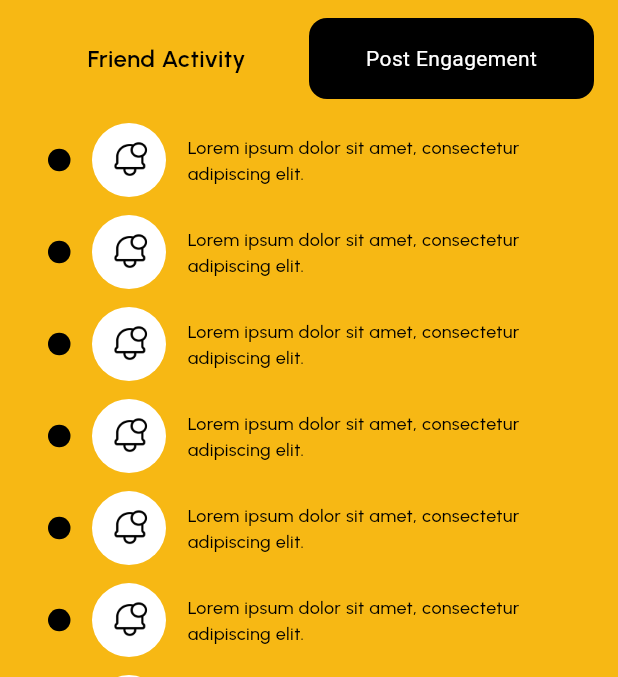
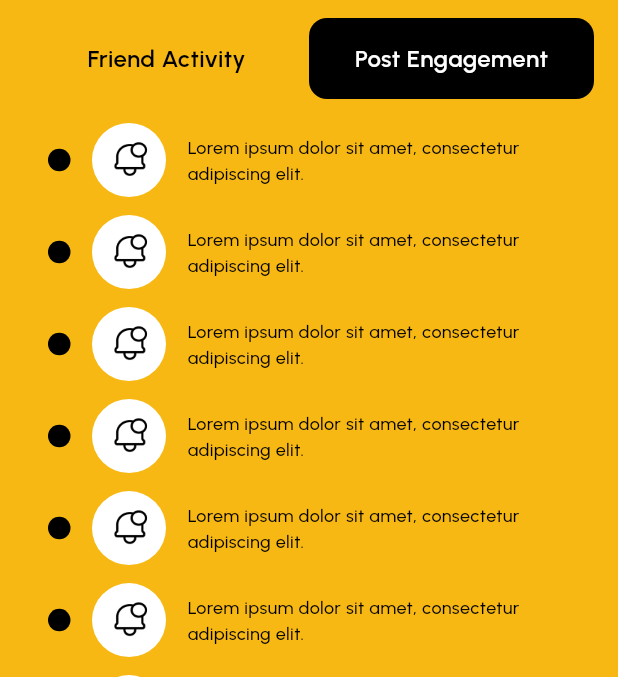
Before and after one commit to Alnur17/tails_date, a Flutter app: the NotificationsView screen opened by its route, after a tap on "Post Engagement", on a phone screen of 412 x 824 dp, the part 84-761 px from its top. Run offline on Flutter 3.47's test engine with Material 3 defaults, Android fonts, the phone set to English and light mode, and no system bars; our stand-ins replace get, google_fonts, image_picker, pin_code_fields, share_plus, smooth_page_indicator and 1 more; network calls fail.

Commit message:
some modification has been done

```diff
--- a/lib/app/data/dummy_data.dart
+++ b/lib/app/data/dummy_data.dart
@@ -145,6 +145,7 @@ class DummyData {
         "https://images.unsplash.com/photo-1518288774672-b94e808873ff?q=80",
         "https://images.unsplash.com/photo-1518288774672-b94e808873ff?q=80",
         "https://images.unsplash.com/photo-1518288774672-b94e808873ff?q=80",
+        "https://images.unsplash.com/photo-1518288774672-b94e808873ff?q=80",
         ],
       "timeAgo": "5 days ago",
       "description": "Feeling grateful for the little things. 🍁💕",
--- a/lib/app/modules/notifications/views/notifications_view.dart
+++ b/lib/app/modules/notifications/views/notifications_view.dart
@@ -24,11 +24,26 @@ class NotificationsView extends GetView<NotificationsController> {
 
     // Dummy data for each section
     final List<Map<String, String>> friendRequests = List.generate(
-        10, (index) => {'name': 'Friend_$index', 'image': 'https://images.unsplash.com/photo-1494790108377-be9c29b29330?q=80&w=774&auto=format&fit=crop&ixlib=rb-4.0.3&ixid=M3wxMjA3fDB8MHxwaG90by1wYWdlfHx8fGVufDB8fHx8fA%3D%3D'});
+        10,
+        (index) => {
+              'name': 'Friend_$index',
+              'image':
+                  'https://images.unsplash.com/photo-1494790108377-be9c29b29330?q=80&w=774&auto=format&fit=crop&ixlib=rb-4.0.3&ixid=M3wxMjA3fDB8MHxwaG90by1wYWdlfHx8fGVufDB8fHx8fA%3D%3D'
+            });
     final List<Map<String, String>> sendRequests = List.generate(
-        10, (index) => {'name': 'Request_$index', 'image': 'https://images.unsplash.com/photo-1494790108377-be9c29b29330?q=80&w=774&auto=format&fit=crop&ixlib=rb-4.0.3&ixid=M3wxMjA3fDB8MHxwaG90by1wYWdlfHx8fGVufDB8fHx8fA%3D%3D'});
+        10,
+        (index) => {
+              'name': 'Request_$index',
+              'image':
+                  'https://images.unsplash.com/photo-1494790108377-be9c29b29330?q=80&w=774&auto=format&fit=crop&ixlib=rb-4.0.3&ixid=M3wxMjA3fDB8MHxwaG90by1wYWdlfHx8fGVufDB8fHx8fA%3D%3D'
+            });
     final List<Map<String, String>> suggestedForYou = List.generate(
-        10, (index) => {'name': 'Suggested_$index', 'image': 'https://images.unsplash.com/photo-1494790108377-be9c29b29330?q=80&w=774&auto=format&fit=crop&ixlib=rb-4.0.3&ixid=M3wxMjA3fDB8MHxwaG90by1wYWdlfHx8fGVufDB8fHx8fA%3D%3D'});
+        10,
+        (index) => {
+              'name': 'Suggested_$index',
+              'image':
+                  'https://images.unsplash.com/photo-1494790108377-be9c29b29330?q=80&w=774&auto=format&fit=crop&ixlib=rb-4.0.3&ixid=M3wxMjA3fDB8MHxwaG90by1wYWdlfHx8fGVufDB8fHx8fA%3D%3D'
+            });
 
     return Scaffold(
       backgroundColor: AppColors.mainColor,
@@ -52,7 +67,7 @@ class NotificationsView extends GetView<NotificationsController> {
           crossAxisAlignment: CrossAxisAlignment.start,
           children: [
             Padding(
-              padding: const EdgeInsets.only(left: 16.0,right: 16,top: 12),
+              padding: const EdgeInsets.only(left: 16.0, right: 16, top: 12),
               child: Row(
                 children: [
                   Expanded(
@@ -61,7 +76,8 @@ class NotificationsView extends GetView<NotificationsController> {
                       onPressed: () {
                         notificationController.toggleTab(0);
                       },
-                      backgroundColor: notificationController.activeTab.value == 0
+                      backgroundColor:
+                          notificationController.activeTab.value == 0
                               ? AppColors.black
                               : AppColors.transparent,
                       textStyle: h3.copyWith(
@@ -77,13 +93,14 @@ class NotificationsView extends GetView<NotificationsController> {
                       onPressed: () {
                         notificationController.toggleTab(1);
                       },
-                      backgroundColor: notificationController.activeTab.value == 1
+                      backgroundColor:
+                          notificationController.activeTab.value == 1
                               ? Colors.black
                               : AppColors.transparent,
-                      textStyle: TextStyle(
+                      textStyle: h3.copyWith(
                         color: notificationController.activeTab.value == 1
-                            ? Colors.white
-                            : Colors.black,
+                            ? AppColors.white
+                            : AppColors.black,
                       ),
                     ),
                   ),
@@ -94,7 +111,8 @@ class NotificationsView extends GetView<NotificationsController> {
               child: ListView(
                 padding: EdgeInsets.symmetric(horizontal: 16),
                 children: notificationController.activeTab.value == 0
-                    ? _buildFriendActivity(friendRequests, sendRequests, suggestedForYou)
+                    ? _buildFriendActivity(
+                        friendRequests, sendRequests, suggestedForYou)
                     : _postEngagementData(),
               ),
             ),
@@ -116,7 +134,8 @@ class NotificationsView extends GetView<NotificationsController> {
         title: 'Friend Requests',
         subtitle: 'See all',
         onTap: () {
-          Get.to(() => FriendRequestView(data: friendRequests)); // Pass all data
+          Get.to(
+              () => FriendRequestView(data: friendRequests)); // Pass all data
         },
       ),
       sh8,
@@ -132,7 +151,9 @@ class NotificationsView extends GetView<NotificationsController> {
               onPressed: () {},
               borderColor: AppColors.black,
               backgroundColor: AppColors.white,
-          textStyle: h3.copyWith(color: AppColors.black),
+              textStyle: h3.copyWith(
+                color: AppColors.black,
+              ),
             ),
             image: item['image'] ?? 'https://via.placeholder.com/150',
           )),
@@ -176,7 +197,8 @@ class NotificationsView extends GetView<NotificationsController> {
         title: 'Suggested for You',
         subtitle: 'See all',
         onTap: () {
-          Get.to(() => SuggestedForYouView(data: suggestedForYou)); // Pass all data
+          Get.to(() =>
+              SuggestedForYouView(data: suggestedForYou)); // Pass all data
         },
       ),
       sh8,
--- a/lib/app/modules/onboarding/views/onboarding_view.dart
+++ b/lib/app/modules/onboarding/views/onboarding_view.dart
@@ -2,7 +2,7 @@ import 'package:flutter/material.dart';
 import 'package:get/get.dart';
 
 import 'package:smooth_page_indicator/smooth_page_indicator.dart';
-import 'package:tails_date/app/modules/home/views/home_view.dart';
+import 'package:tails_date/app/modules/dashboard/views/dashboard_view.dart';
 import 'package:tails_date/app/modules/onboarding/views/widgets/onboardingwidget.dart';
 import 'package:tails_date/common/app_color/app_colors.dart';
 import 'package:tails_date/common/app_images/app_images.dart';
@@ -101,7 +101,7 @@ class _OnboardingViewState extends State<OnboardingView> {
             right: 16,
             child: TextButton(
               onPressed: () {
-                Get.to(() => HomeView());
+                Get.to(() => DashboardView());
               },
               child: Text(
                 "Skip",
--- a/lib/app/modules/profile/views/profile_setting_view.dart
+++ b/lib/app/modules/profile/views/profile_setting_view.dart
@@ -3,6 +3,7 @@ import 'package:flutter/material.dart';
 import 'package:get/get.dart';
 import 'package:tails_date/app/modules/privacy_policy/views/privacy_policy_view.dart';
 import 'package:tails_date/app/modules/profile/views/change_password_view.dart';
+import 'package:tails_date/app/modules/profile/views/collections_view.dart';
 import 'package:tails_date/app/modules/profile/views/star_balance_view.dart';
 import 'package:tails_date/app/modules/profile/views/subscription_plan_view.dart';
 import 'package:tails_date/app/modules/terms_of_services/views/terms_of_services_view.dart';
@@ -103,7 +104,7 @@ class ProfileSettingView extends GetView {
                   sh16,
                   CustomContainer(
                     onTap: () {
-                      //Get.to(() => StarBalanceView());
+                      Get.to(() => CollectionsView());
                     },
                     text: 'Collections',
                     imagePath: AppImages.bookmark,
--- a/lib/common/widgets/custom_row_header.dart
+++ b/lib/common/widgets/custom_row_header.dart
@@ -21,13 +21,13 @@ class CustomRowHeader extends StatelessWidget {
       children: [
         Text(
           title,
-          style: h3,
+          style: h3.copyWith(fontWeight: FontWeight.bold),
         ),
         GestureDetector(
           onTap: onTap,
           child: Text(
             subtitle,
-            style: h5,
+            style: h5.copyWith(fontWeight: FontWeight.bold),
           ),
         ),
       ],
--- a/lib/main.dart
+++ b/lib/main.dart
@@ -7,7 +7,7 @@ import 'app/routes/app_pages.dart';
 void main() {
   runApp(
     GetMaterialApp(
-      title: "TailsDate",
+      title: "Tails Date",
       debugShowCheckedModeBanner: false,
       initialRoute: AppPages.INITIAL,
       getPages: AppPages.routes,
```
Also changed, not shown: lib/app/modules/chats/views/chats_view.dart (+14 -13 lines), lib/app/modules/profile/views/cash_out_your_stars_view.dart (+26 -4 lines), lib/app/modules/profile/views/collections_view.dart (added, +37 -0 lines). Lines whose indentation alone changed are shown as unchanged.
